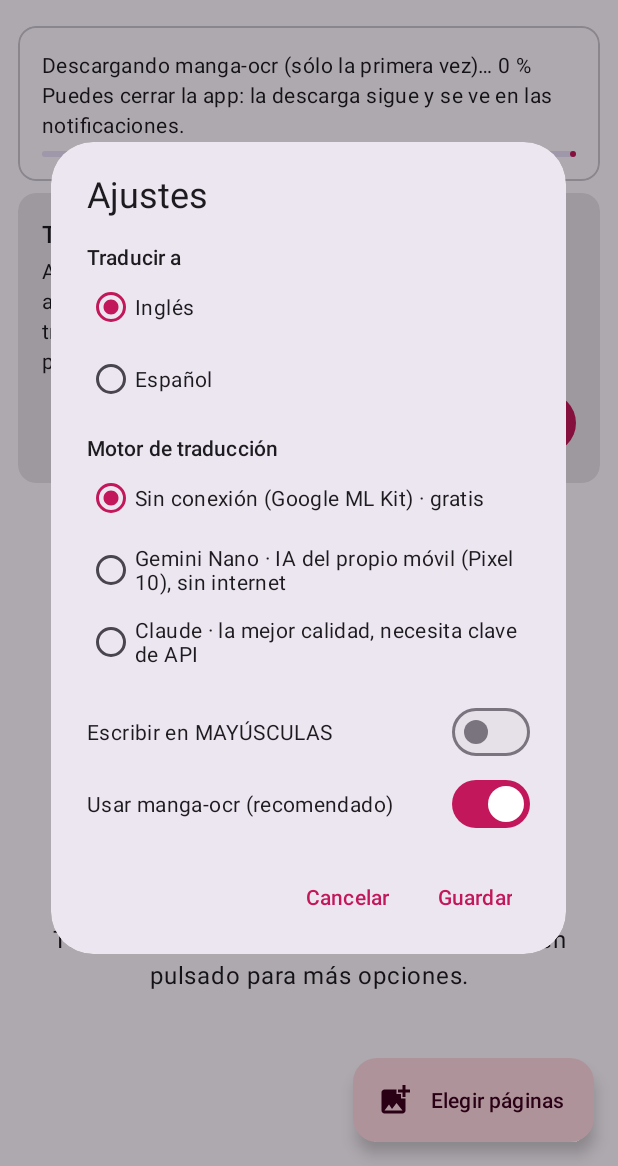
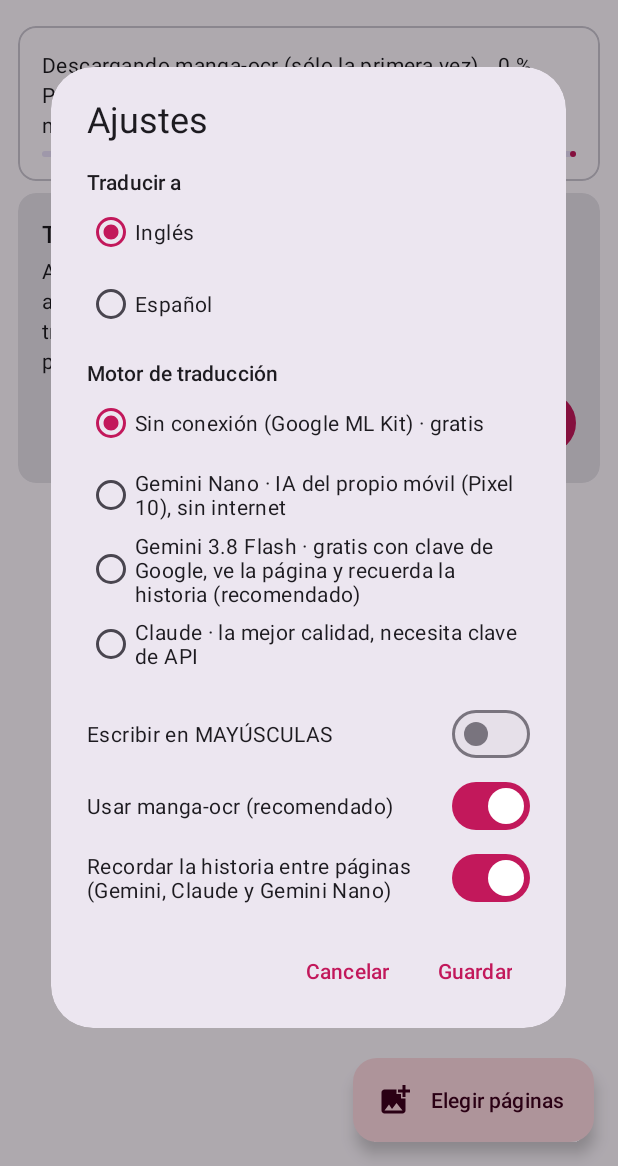
Before and after one commit to rsainzn19-cloud/tarea-manana, an Android app: the screen it shows after launch (MainActivity), in the options menu, after a tap on "Ajustes", on a phone screen of 412 x 824 dp, the part 70-1236 px from its top. Run offline under Robolectric (Android 15) with nearby library versions, the phone set to English and light mode, and no system bars; libraries missing offline, so code that uses them is left out: com.google.mlkit.common, com.google.mlkit.nl, com.google.mlkit.vision; 2 statements that could not run were skipped.

Commit message:
Android: Gemini gratis en la nube y memoria de la historia entre páginas
- Nuevo motor Gemini 3.8 Flash con la clave gratuita de Google AI Studio
  (API generateContent): ve la página entera, respuesta en JSON con
  esquema, y si el modelo no está disponible prueba gemini-3.5-flash y
  gemini-2.5-flash. Errores claros: límite gratuito (429), clave
  inválida, país no admitido. Botón «Conseguir clave gratis» en Ajustes.
- Memoria de la historia (StoryContext): resumen de lo que va pasando,
  glosario de nombres/términos y últimas 40 frases. Se pasa a Gemini,
  Claude y (en versión corta) a Gemini Nano con cada página, la IA
  devuelve el resumen y los nombres actualizados, y se guarda en disco:
  sirve también para el botón flotante. Menú «Historia» para verla y
  empezar una nueva; interruptor en Ajustes.
- La interfaz Translator recibe la memoria; los motores sin contexto
  (ML Kit) la ignoran.

Pruebas: 22 (nuevas: Gemini contra un servidor simulado, memoria de la
historia, esquema de Claude con resumen y glosario).

Co-Authored-By: Claude Opus 5.5 <noreply@anthropic.com>
Claude-Session: https://claude.ai/code/session_01RexarfQWipa3mxhNfrkzho

```diff
--- a/manga-translator-android/app/src/main/java/com/mangatraductor/app/MangaApp.kt
+++ b/manga-translator-android/app/src/main/java/com/mangatraductor/app/MangaApp.kt
@@ -31,6 +31,9 @@ class MangaApp : Application() {
 
     /** Motor de traducción compartido por la lista de páginas y el botón flotante. */
     val engine by lazy { Engine(this) }
+
+    /** Memoria de la historia (páginas anteriores), compartida igual que el motor. */
+    val stories by lazy { StoryStore(this) }
 
     /** Tareas de fondo de la app (sobreviven a las pantallas). */
     val scope = CoroutineScope(SupervisorJob() + Dispatchers.IO)
--- a/manga-translator-android/app/src/main/java/com/mangatraductor/app/MlKit.kt
+++ b/manga-translator-android/app/src/main/java/com/mangatraductor/app/MlKit.kt
@@ -12,6 +12,7 @@ import com.google.mlkit.vision.text.TextRecognition
 import com.google.mlkit.vision.text.japanese.JapaneseTextRecognizerOptions
 import com.mangatraductor.core.Box
 import com.mangatraductor.core.DetectedText
+import com.mangatraductor.core.StoryContext
 import com.mangatraductor.core.TranslationException
 import com.mangatraductor.core.Translator
 import java.util.concurrent.ExecutionException
@@ -71,7 +72,8 @@ class MlKitTranslator(target: String) : Translator, AutoCloseable {
         }
     }
 
-    override fun translate(texts: List<String>, pageJpeg: ByteArray?): List<String> {
+    /** Traduce frase a frase: no entiende contexto, así que [story] no se usa. */
+    override fun translate(texts: List<String>, pageJpeg: ByteArray?, story: StoryContext?): List<String> {
         ensureModel()
         return texts.map { Tasks.await(client.translate(it)) }
     }
--- a/manga-translator-android/app/src/main/java/com/mangatraductor/app/Settings.kt
+++ b/manga-translator-android/app/src/main/java/com/mangatraductor/app/Settings.kt
@@ -27,9 +27,20 @@ class Settings(context: Context) {
         get() = prefs.getBoolean("usar_manga_ocr", true)
         set(v) = prefs.edit { putBoolean("usar_manga_ocr", v) }
 
+    /** Clave gratuita de Google AI Studio para Gemini en la nube. */
+    var geminiKey: String
+        get() = prefs.getString("clave_gemini", "") ?: ""
+        set(v) = prefs.edit { putString("clave_gemini", v.trim()) }
+
+    /** Pasar a la IA la memoria de las páginas anteriores. */
+    var rememberStory: Boolean
+        get() = prefs.getBoolean("recordar_historia", true)
+        set(v) = prefs.edit { putBoolean("recordar_historia", v) }
+
     companion object {
         const val ENGINE_MLKIT = "mlkit"
         const val ENGINE_GEMINI_NANO = "gemini_nano"
+        const val ENGINE_GEMINI_API = "gemini_api"
         const val ENGINE_CLAUDE = "claude"
     }
 }
--- a/manga-translator-android/app/src/main/res/layout/dialog_settings.xml
+++ b/manga-translator-android/app/src/main/res/layout/dialog_settings.xml
@@ -59,11 +59,50 @@
                 android:text="@string/engine_gemini" />
 
             <RadioButton
+                android:id="@+id/engineGeminiApi"
+                android:layout_width="wrap_content"
+                android:layout_height="wrap_content"
+                android:text="@string/engine_gemini_api" />
+
+            <RadioButton
                 android:id="@+id/engineClaude"
                 android:layout_width="wrap_content"
                 android:layout_height="wrap_content"
                 android:text="@string/engine_claude" />
         </RadioGroup>
+
+        <LinearLayout
+            android:id="@+id/geminiKeyBox"
+            android:layout_width="match_parent"
+            android:layout_height="wrap_content"
+            android:orientation="vertical">
+
+            <com.google.android.material.textfield.TextInputLayout
+                android:id="@+id/geminiKeyLayout"
+                style="@style/Widget.Material3.TextInputLayout.OutlinedBox"
+                android:layout_width="match_parent"
+                android:layout_height="wrap_content"
+                android:layout_marginTop="4dp"
+                android:hint="@string/settings_gemini_key"
+                app:endIconMode="password_toggle"
+                app:helperText="@string/settings_gemini_help"
+                xmlns:app="http://schemas.android.com/apk/res-auto">
+
+                <com.google.android.material.textfield.TextInputEditText
+                    android:id="@+id/geminiKey"
+                    android:layout_width="match_parent"
+                    android:layout_height="wrap_content"
+                    android:inputType="textPassword"
+                    android:singleLine="true" />
+            </com.google.android.material.textfield.TextInputLayout>
+
+            <Button
+                android:id="@+id/geminiGetKey"
+                style="@style/Widget.Material3.Button.TextButton"
+                android:layout_width="wrap_content"
+                android:layout_height="wrap_content"
+                android:text="@string/settings_gemini_get_key" />
+        </LinearLayout>
 
         <com.google.android.material.textfield.TextInputLayout
             android:id="@+id/keyLayout"
@@ -95,5 +134,11 @@
             android:layout_width="match_parent"
             android:layout_height="wrap_content"
             android:text="@string/settings_ocr" />
+
+        <com.google.android.material.materialswitch.MaterialSwitch
+            android:id="@+id/rememberStory"
+            android:layout_width="match_parent"
+            android:layout_height="wrap_content"
+            android:text="@string/settings_remember_story" />
     </LinearLayout>
 </ScrollView>
--- a/manga-translator-android/app/src/main/res/menu/main.xml
+++ b/manga-translator-android/app/src/main/res/menu/main.xml
@@ -1,6 +1,7 @@
 <?xml version="1.0" encoding="utf-8"?>
 <menu xmlns:android="http://schemas.android.com/apk/res/android">
     <item android:id="@+id/action_settings" android:title="@string/menu_settings" />
+    <item android:id="@+id/action_story" android:title="@string/menu_story" />
     <item android:id="@+id/action_save_all" android:title="@string/menu_save_all" />
     <item android:id="@+id/action_clear" android:title="@string/menu_clear" />
 </menu>
--- a/manga-translator-android/app/src/main/res/values/strings.xml
+++ b/manga-translator-android/app/src/main/res/values/strings.xml
@@ -4,6 +4,13 @@
     <string name="pick_pages">Elegir páginas</string>
     <string name="empty_hint">Elige páginas de manga en japonés (imágenes o capturas de pantalla) y aparecerán aquí traducidas.\n\nTambién puedes usar «Compartir» desde la galería o el navegador.\n\nToca una página para ver el original y mantén pulsado para más opciones.</string>
     <string name="menu_settings">Ajustes</string>
+    <string name="menu_story">Historia (lo que recuerda la IA)</string>
+    <string name="story_empty">Todavía no hay nada guardado. Con los motores de IA (Gemini o Claude), cada página que traduces se añade a la historia: un resumen, los nombres de los personajes y las últimas frases, para que las siguientes páginas se traduzcan con contexto.</string>
+    <string name="story_pages">Páginas leídas: %1$d</string>
+    <string name="story_summary">Resumen:</string>
+    <string name="story_names">Nombres y términos:</string>
+    <string name="story_new">Nueva historia</string>
+    <string name="story_reset_done">Historia borrada: la próxima página empieza de cero.</string>
     <string name="menu_save_all">Guardar todas en la galería</string>
     <string name="menu_clear">Vaciar lista</string>
     <string name="ocr_missing">Falta descargar manga-ocr (117 MB), el lector de japonés bueno. Mientras tanto se usa un OCR más básico.</string>
@@ -44,6 +51,12 @@
     <string name="settings_engine">Motor de traducción</string>
     <string name="engine_mlkit">Sin conexión (Google ML Kit) · gratis</string>
     <string name="engine_gemini">Gemini Nano · IA del propio móvil (Pixel 10), sin internet</string>
+    <string name="engine_gemini_api">Gemini 3.8 Flash · gratis con clave de Google, ve la página y recuerda la historia (recomendado)</string>
+    <string name="settings_gemini_key">Clave de Gemini (gratis)</string>
+    <string name="settings_gemini_help">En Google AI Studio → «Create API key». En el plan gratis Google puede usar lo que envías para mejorar sus productos.</string>
+    <string name="settings_gemini_get_key">Conseguir clave gratis</string>
+    <string name="gemini_key_missing">Falta la clave de Gemini: pulsa «Conseguir clave gratis», cópiala y pégala en Ajustes.</string>
+    <string name="settings_remember_story">Recordar la historia entre páginas (Gemini, Claude y Gemini Nano)</string>
     <string name="engine_claude">Claude · la mejor calidad, necesita clave de API</string>
     <string name="settings_key">Clave de API de Anthropic</string>
     <string name="settings_uppercase">Escribir en MAYÚSCULAS</string>
--- a/manga-translator-android/core/src/main/kotlin/com/mangatraductor/core/PageProcessor.kt
+++ b/manga-translator-android/core/src/main/kotlin/com/mangatraductor/core/PageProcessor.kt
@@ -16,6 +16,7 @@ class PageProcessor(private val reader: TextReader?, private val translator: Tra
         image: PixelImage,
         detections: List<DetectedText>,
         pageJpeg: ByteArray? = null,
+        story: StoryContext? = null,
         onProgress: (String) -> Unit = {},
     ): PageResult {
         val blocks = BlockMerger.merge(detections)
@@ -29,8 +30,10 @@ class PageProcessor(private val reader: TextReader?, private val translator: Tra
         if (withText.isEmpty()) return PageResult(image, emptyList())
 
         onProgress("Traduciendo…")
-        val translations = translator.translate(withText.map { it.text }, pageJpeg)
+        val translations = translator.translate(withText.map { it.text }, pageJpeg, story)
         withText.zip(translations).forEach { (block, t) -> block.translation = t }
+        // La página pasa a formar parte de la memoria de la historia.
+        story?.remember(withText.map { it.text }, translations)
 
         onProgress("Rotulando…")
         val cleaned = Cleaner.clean(image, withText)
```
Also changed, not shown: manga-translator-android/app/src/main/java/com/mangatraductor/app/GeminiNano.kt (+10 -7 lines), manga-translator-android/app/src/main/java/com/mangatraductor/app/MainActivity.kt (+45 -1 lines), manga-translator-android/app/src/main/java/com/mangatraductor/app/PageTranslator.kt (+27 -8 lines), manga-translator-android/app/src/main/java/com/mangatraductor/app/StoryStore.kt (added, +46 -0 lines), manga-translator-android/core/src/main/kotlin/com/mangatraductor/core/GeminiApi.kt (added, +167 -0 lines), manga-translator-android/core/src/main/kotlin/com/mangatraductor/core/StoryContext.kt (added, +82 -0 lines), manga-translator-android/core/src/main/kotlin/com/mangatraductor/core/Translators.kt (+59 -9 lines), 5 other files.
